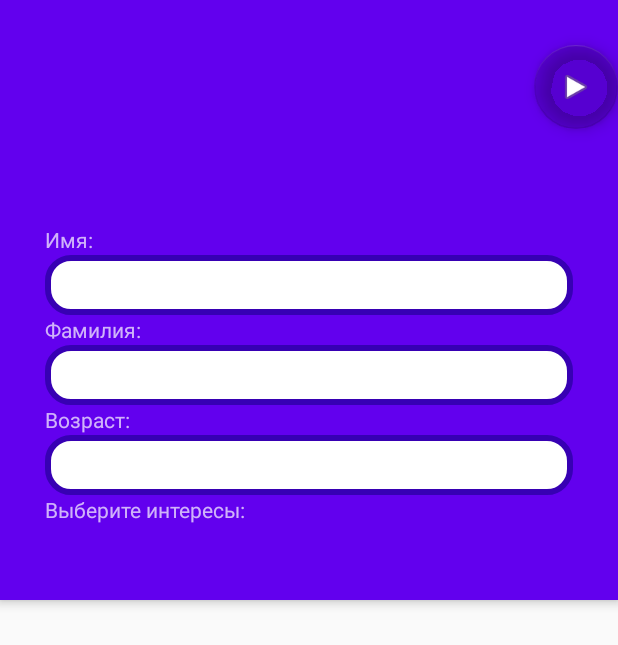
After one commit to maks-buren630501/MAVERI, an Android app: the layout activity_change_profile.xml on its own in the app's theme, with its tools: preview values and no code run, on a phone screen of 412 x 824 dp. The commit adds this screen. Shown: the top 645 px of the screen. Run offline under Robolectric (Android 15) with nearby library versions, the phone set to English and light mode, and no system bars.

```diff
--- a/app/src/main/AndroidManifest.xml
+++ b/app/src/main/AndroidManifest.xml
@@ -19,7 +19,7 @@
         android:roundIcon="@mipmap/ic_launcher_round"
         android:supportsRtl="true"
         android:theme="@style/AppTheme">
-        <activity android:name=".SignIn.ActivitySignIn">
+        <activity android:name=".Group.ActivityCreateDateAndTimeGroup">
         <intent-filter>
                 <action android:name="android.intent.action.MAIN" />
 
@@ -32,7 +32,7 @@
         <activity android:name=".Chat.ActivityChat"/>
         <activity android:name=".Friend.ActivityFriendList"/>
         <activity android:name=".Profile.ActivityProfileFriend"/>
-        <activity android:name=".Group.ActivityCreateDateAndTimeGroup"/>
+        <activity android:name=".SignIn.ActivitySignIn"/>
         <activity android:name=".LocationSelection.ActivityDateSelection"/>
         <activity android:name=".LocationSelection.ActivityTimeSelection"/>
         <activity android:name=".LocationSelection.ActivityMaps"/>
--- /dev/null
+++ b/app/src/main/res/layout/activity_change_profile.xml
@@ -0,0 +1,173 @@
+<?xml version="1.0" encoding="utf-8"?>
+<RelativeLayout xmlns:android="http://schemas.android.com/apk/res/android"
+    xmlns:app="http://schemas.android.com/apk/res-auto"
+    xmlns:tools="http://schemas.android.com/tools"
+    android:layout_width="match_parent"
+    android:layout_height="match_parent">
+
+    <android.support.design.widget.AppBarLayout
+        android:id="@+id/main.appbar"
+
+        android:layout_width="match_parent"
+        android:layout_height="400dp"
+        android:fitsSystemWindows="true"
+        android:theme="@style/ThemeOverlay.AppCompat.Dark.ActionBar">
+
+        <RelativeLayout
+            android:id="@+id/relativelayout"
+            android:layout_width="match_parent"
+            android:layout_height="match_parent"
+            android:background="@color/design_default_color_primary">
+
+            <android.support.v7.widget.Toolbar
+                android:id="@+id/toolbar2"
+                android:layout_width="match_parent"
+                android:layout_height="?attr/actionBarSize"
+                app:layout_collapseMode="pin"
+                app:popupTheme="@style/ThemeOverlay.AppCompat.Light" />
+
+            <TextView
+                android:id="@+id/textViewAge"
+                android:layout_width="match_parent"
+                android:layout_height="match_parent"
+                android:layout_alignParentStart="true"
+                android:layout_alignParentTop="true"
+                android:layout_alignParentBottom="true"
+                android:layout_marginStart="30dp"
+                android:layout_marginTop="270dp"
+                android:layout_marginBottom="110dp"
+                android:text="@string/age" />
+
+            <EditText
+                android:id="@+id/editTextAge"
+                android:layout_width="340dp"
+                android:layout_height="37dp"
+                android:layout_alignParentStart="true"
+                android:layout_alignParentTop="true"
+                android:layout_alignParentEnd="true"
+                android:layout_alignParentBottom="true"
+                android:layout_marginStart="30dp"
+                android:layout_marginTop="290dp"
+                android:layout_marginEnd="30dp"
+                android:layout_marginBottom="70dp"
+                android:background="@drawable/rounded_edittext_focused"
+                android:inputType="textPersonName|text"
+                android:paddingStart="10dp"
+                android:textColor="#111111"/>
+
+            <TextView
+                android:id="@+id/textViewSecond"
+                android:layout_width="match_parent"
+                android:layout_height="match_parent"
+                android:layout_alignParentStart="true"
+                android:layout_alignParentTop="true"
+                android:layout_alignParentBottom="true"
+                android:layout_marginStart="30dp"
+                android:layout_marginTop="210dp"
+                android:layout_marginBottom="170dp"
+                android:text="@string/second_name" />
+
+            <TextView
+                android:id="@+id/textViewName"
+                android:layout_width="match_parent"
+                android:layout_height="match_parent"
+                android:layout_alignParentStart="true"
+                android:layout_alignParentTop="true"
+                android:layout_alignParentBottom="true"
+                android:layout_marginStart="30dp"
+                android:layout_marginTop="150dp"
+                android:layout_marginBottom="230dp"
+                android:text="@string/name" />
+
+            <EditText
+                android:id="@+id/editTextSecond"
+                android:layout_width="340dp"
+                android:layout_height="37dp"
+                android:layout_alignParentStart="true"
+                android:layout_alignParentTop="true"
+                android:layout_alignParentEnd="true"
+                android:layout_alignParentBottom="true"
+                android:layout_marginStart="30dp"
+                android:layout_marginTop="230dp"
+                android:layout_marginEnd="30dp"
+                android:layout_marginBottom="130dp"
+                android:background="@drawable/rounded_edittext_focused"
+                android:paddingStart="10dp"
+                android:textColor="#111111"/>
+
+            <EditText
+                android:id="@+id/editTextName"
+                android:layout_width="340dp"
+                android:layout_height="37dp"
+                android:layout_alignParentStart="true"
+                android:layout_alignParentTop="true"
+                android:layout_alignParentEnd="true"
+                android:layout_alignParentBottom="true"
+                android:layout_marginStart="30dp"
+                android:layout_marginTop="170dp"
+                android:layout_marginEnd="30dp"
+                android:layout_marginBottom="190dp"
+                android:background="@drawable/rounded_edittext_focused"
+                android:paddingStart="10dp"
+                android:textColor="#111111"/>
+
+            <TextView
+                android:id="@+id/textViewInterests"
+                android:layout_width="match_parent"
+                android:layout_height="match_parent"
+                android:layout_alignParentStart="true"
+                android:layout_alignParentTop="true"
+                android:layout_alignParentBottom="true"
+                android:layout_marginStart="30dp"
+                android:layout_marginTop="330dp"
+                android:layout_marginBottom="50dp"
+                android:text="@string/intrests" />
+
+        </RelativeLayout>
+    </android.support.design.widget.AppBarLayout>
+
+    <ScrollView
+        android:id="@+id/scrollView2"
+        android:layout_width="match_parent"
+        android:layout_height="180dp"
+        android:layout_alignBottom="@+id/main.appbar"
+        android:layout_alignParentLeft="false"
+        android:layout_alignParentEnd="false"
+        android:layout_alignParentBottom="true"
+        android:layout_gravity="bottom"
+        app:layout_anchorGravity="top">
+
+        <LinearLayout
+            android:layout_width="match_parent"
+            android:layout_height="180dp"
+            android:orientation="vertical">
+
+            <ListView
+                android:id="@+id/list1"
+                style="@style/Widget.AppCompat.ListView"
+                android:layout_width="match_parent"
+                android:layout_height="180dp"
+                android:choiceMode="multipleChoice" />
+
+
+        </LinearLayout>
+
+    </ScrollView>
+
+    <android.support.design.widget.FloatingActionButton
+        android:id="@+id/countiusButton"
+        android:layout_width="wrap_content"
+        android:layout_height="wrap_content"
+        android:layout_alignTop="@+id/main.appbar"
+        android:layout_alignRight="@+id/main.appbar"
+        android:layout_marginTop="30dp"
+        android:adjustViewBounds="false"
+        android:background="@color/design_default_color_primary_dark"
+        android:baselineAlignBottom="false"
+        android:cropToPadding="false"
+        android:filterTouchesWhenObscured="false"
+        android:isScrollContainer="false"
+        app:backgroundTint="@color/common_google_signin_btn_text_dark_disabled"
+        app:layout_anchorGravity="right|bottom"
+        app:srcCompat="@android:drawable/ic_media_play" />
+</RelativeLayout>
--- a/app/src/main/res/layout/activity_create_date_and_time_group.xml
+++ b/app/src/main/res/layout/activity_create_date_and_time_group.xml
@@ -6,9 +6,10 @@
 
         <DatePicker
             android:id="@+id/datePickerCreateGroup"
-            android:layout_width="300dp"
-            android:layout_height="300dp"
+            android:layout_width="250dp"
+            android:layout_height="250dp"
             android:paddingTop="80dp"
+            android:layout_marginTop="20dp"
             android:rotation="355"
             android:calendarViewShown="false"
             android:datePickerMode="spinner"
@@ -18,9 +19,10 @@
         </DatePicker>
         <TimePicker
             android:id="@+id/timePickerCreateGroup"
-            android:layout_width="300dp"
-            android:layout_height="300dp"
+            android:layout_width="250dp"
+            android:layout_height="250dp"
             android:paddingTop="80dp"
+            android:layout_marginTop="20dp"
             android:rotation="365"
             android:timePickerMode="spinner"
             android:background="@drawable/background_sticky"
```
